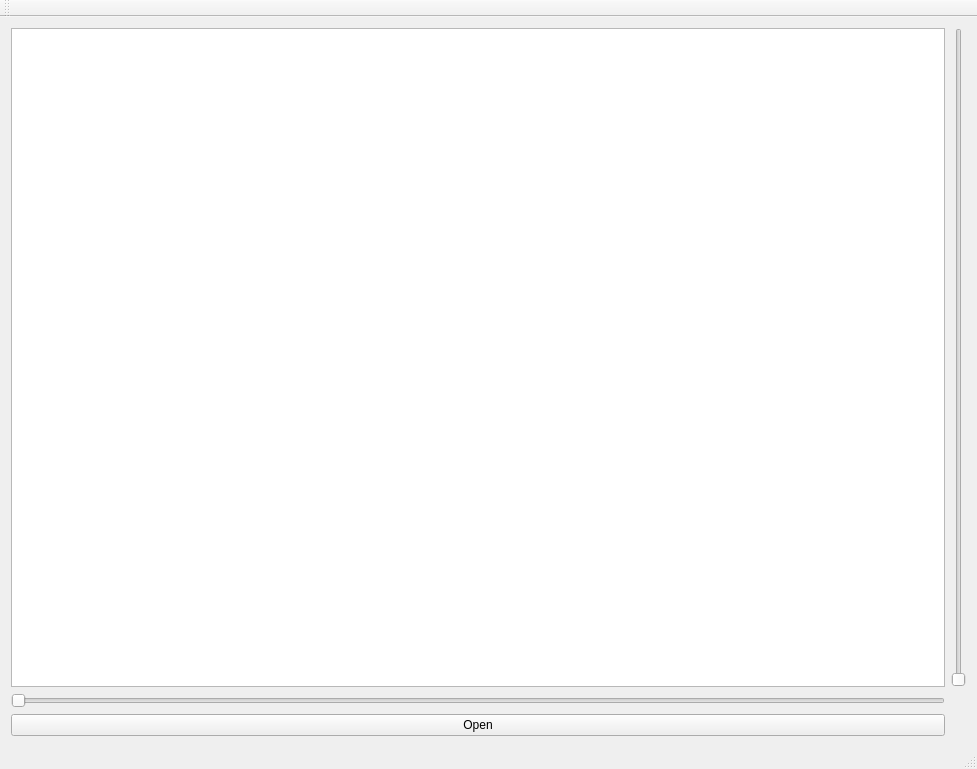
Qt form mainwindow.ui (arskom/img_han) before a commit.
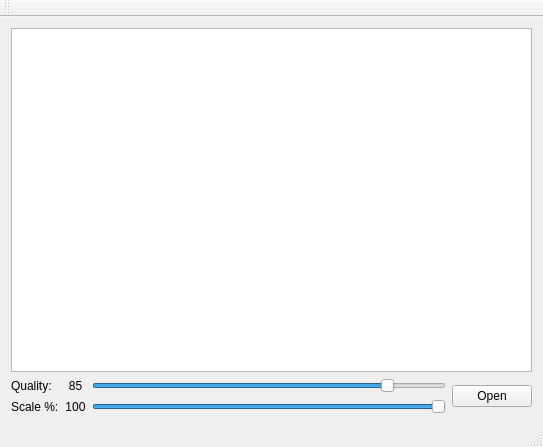
The same form after that commit.

Commit message: UX redesign

```diff
--- a/mainwindow.ui
+++ b/mainwindow.ui
@@ -9,8 +9,8 @@
    <rect>
     <x>0</x>
     <y>0</y>
-    <width>977</width>
-    <height>769</height>
+    <width>543</width>
+    <height>447</height>
    </rect>
   </property>
   <property name="windowTitle">
@@ -18,40 +18,83 @@
   </property>
   <widget class="QWidget" name="centralWidget">
    <layout class="QGridLayout" name="gridLayout">
-    <item row="0" column="1">
-     <widget class="QSlider" name="verticalSlider">
-      <property name="cursor">
-       <cursorShape>PointingHandCursor</cursorShape>
+    <item row="1" column="2">
+     <widget class="QSlider" name="horizontalSlider_2">
+      <property name="maximum">
+       <number>100</number>
+      </property>
+      <property name="value">
+       <number>85</number>
       </property>
       <property name="orientation">
-       <enum>Qt::Vertical</enum>
+       <enum>Qt::Horizontal</enum>
+      </property>
+     </widget>
+    </item>
+    <item row="1" column="0">
+     <widget class="QLabel" name="label">
+      <property name="text">
+       <string>Quality:</string>
       </property>
      </widget>
     </item>
     <item row="2" column="0">
-     <widget class="QSlider" name="horizontalSlider">
-      <property name="cursor">
-       <cursorShape>PointingHandCursor</cursorShape>
-      </property>
-      <property name="orientation">
-       <enum>Qt::Horizontal</enum>
+     <widget class="QLabel" name="label_2">
+      <property name="text">
+       <string>Scale %:</string>
       </property>
      </widget>
     </item>
-    <item row="0" column="0">
+    <item row="0" column="0" colspan="4">
      <widget class="QGraphicsView" name="graphicsView">
       <property name="cursor" stdset="0">
        <cursorShape>ArrowCursor</cursorShape>
       </property>
      </widget>
     </item>
-    <item row="3" column="0">
+    <item row="2" column="2">
+     <widget class="QSlider" name="horizontalSlider">
+      <property name="cursor">
+       <cursorShape>PointingHandCursor</cursorShape>
+      </property>
+      <property name="maximum">
+       <number>100</number>
+      </property>
+      <property name="value">
+       <number>100</number>
+      </property>
+      <property name="orientation">
+       <enum>Qt::Horizontal</enum>
+      </property>
+     </widget>
+    </item>
+    <item row="1" column="3" rowspan="2">
      <widget class="QPushButton" name="openButton">
       <property name="text">
        <string>Open</string>
       </property>
      </widget>
     </item>
+    <item row="1" column="1">
+     <widget class="QLabel" name="lbl_quality">
+      <property name="text">
+       <string>85</string>
+      </property>
+      <property name="alignment">
+       <set>Qt::AlignCenter</set>
+      </property>
+     </widget>
+    </item>
+    <item row="2" column="1">
+     <widget class="QLabel" name="lbl_scale">
+      <property name="text">
+       <string>100</string>
+      </property>
+      <property name="alignment">
+       <set>Qt::AlignCenter</set>
+      </property>
+     </widget>
+    </item>
    </layout>
   </widget>
   <widget class="QToolBar" name="mainToolBar">
```
The commit also changes 2 other files.
